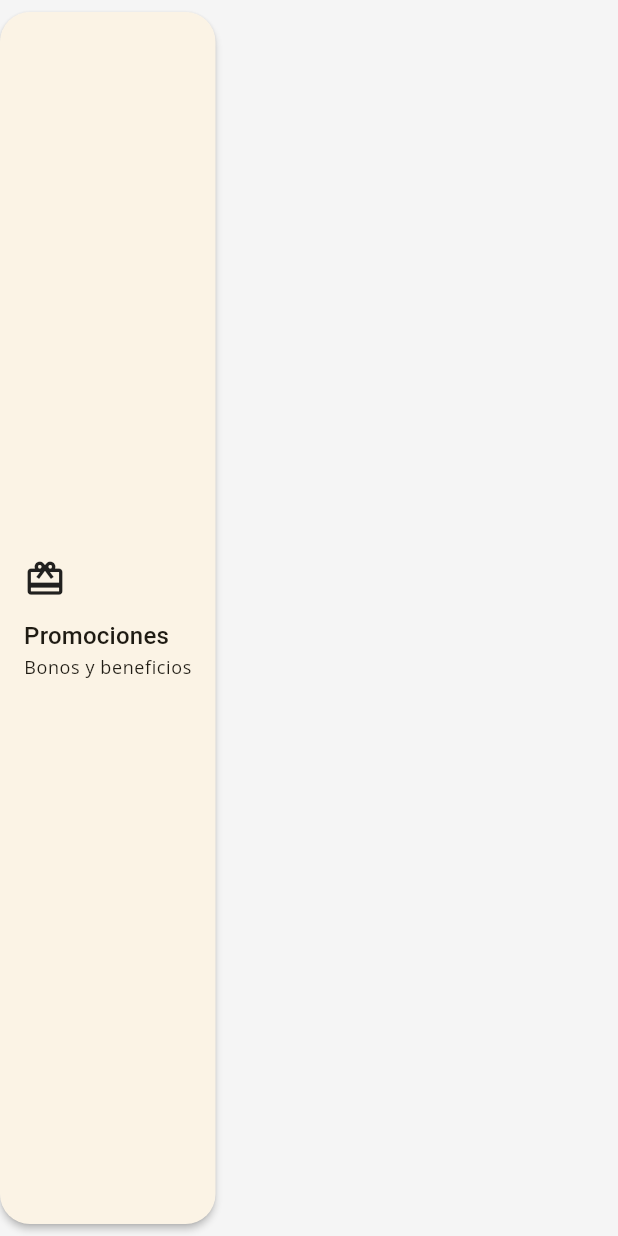
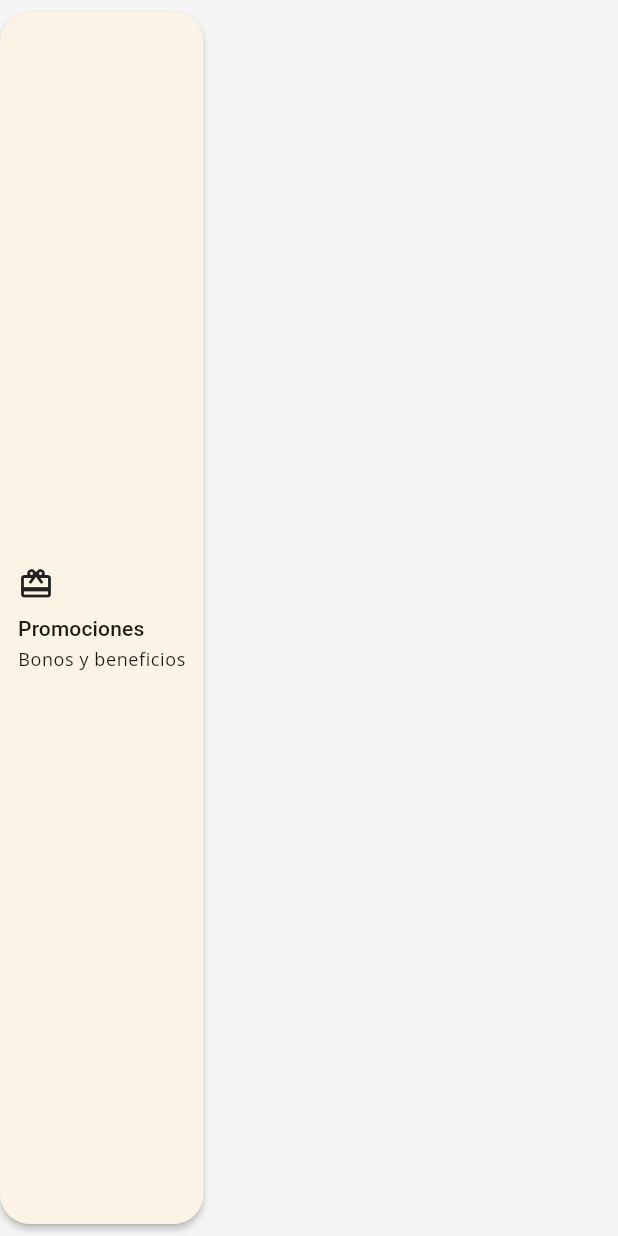
Before and after one commit to shaklinedj/DreamsClub, a Flutter app: the _QuickActionCard widget shown alone on an empty page, opened directly, on a phone screen of 412 x 824 dp. Run offline on Flutter 3.47's test engine with Material 3 defaults, Android fonts, the phone set to English and light mode, and no system bars; our stand-ins replace circle_nav_bar, flutter_riverpod, geolocator, go_router, google_fonts, image_picker and 2 more; missing offline and left inert: flutter_animated_icons; accounts and stored records are empty; network calls fail.

Commit message:
fix: prevent text overflow in quick action cards
- Reduce padding from 16 to 12 for more space
- Reduce icon size from 28 to 24
- Change title style from titleMedium to titleSmall
- Wrap text widgets with Flexible to prevent overflow
- Reduce spacing between elements

```diff
--- a/lib/screens/home_screen.dart
+++ b/lib/screens/home_screen.dart
@@ -251,24 +251,29 @@ class _QuickActionCard extends StatelessWidget {
 				borderRadius: BorderRadius.circular(20),
 				onTap: onTap,
 				child: Padding(
-					padding: const EdgeInsets.all(16.0),
+					padding: const EdgeInsets.all(12.0),
 					child: Column(
 						crossAxisAlignment: CrossAxisAlignment.start,
 						mainAxisAlignment: MainAxisAlignment.center,
 						children: [
-							Icon(icon, size: 28),
-							const SizedBox(height: 12),
-							Text(
+							Icon(icon, size: 24),
+							const SizedBox(height: 8),
+							Flexible(
+								child: Text(
 									title,
-								style: Theme.of(context).textTheme.titleMedium,
+									style: Theme.of(context).textTheme.titleSmall,
 									maxLines: 1,
 									overflow: TextOverflow.ellipsis,
 								),
-							Text(
+							),
+							const SizedBox(height: 2),
+							Flexible(
+								child: Text(
 									subtitle,
 									style: Theme.of(context).textTheme.bodySmall,
 									maxLines: 2,
 									overflow: TextOverflow.ellipsis,
+								),
 							),
 						],
 					),
```
Lines whose indentation alone changed are shown as unchanged.
